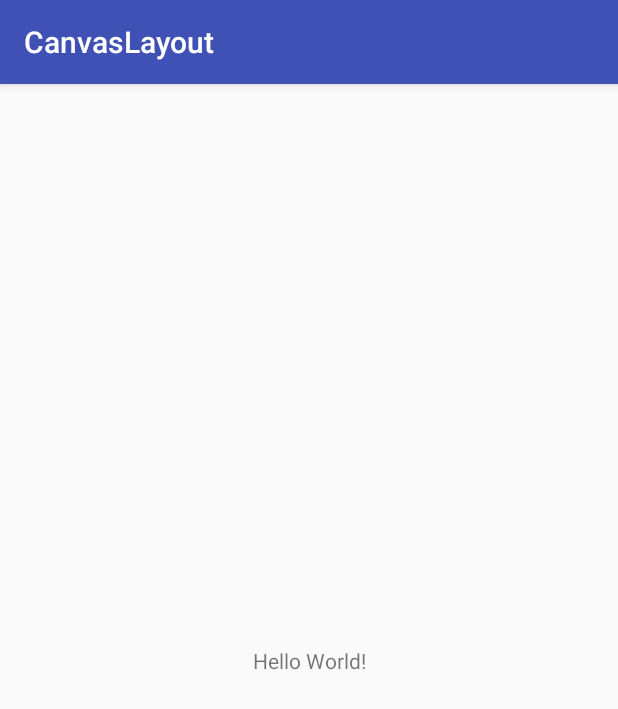
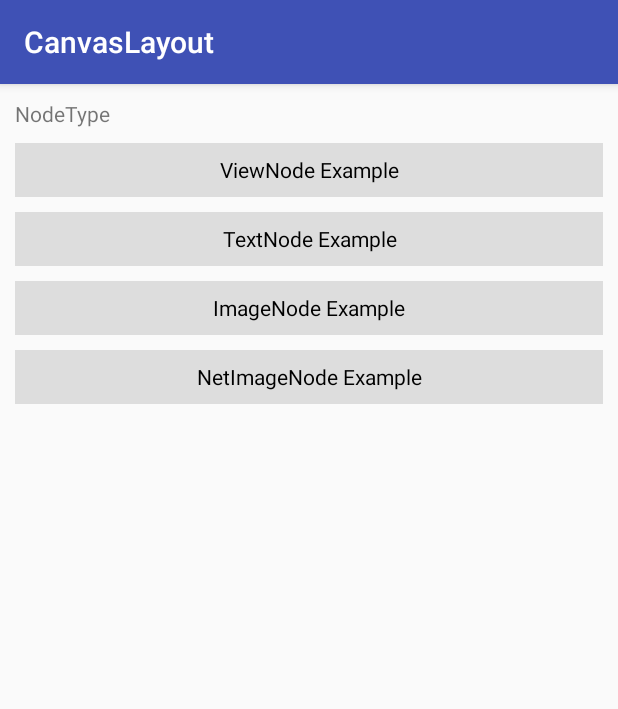
Before and after one commit to DannyCheung/CanvasLayout, an Android app: the screen it shows after launch (MainActivity), on a phone screen of 412 x 824 dp. Shown: the top 709 px of the screen. Run offline under Robolectric (Android 15) with nearby library versions, the phone set to English and light mode, and no system bars.

Commit message:
demo架构提交

```diff
--- a/app/src/main/java/com/dannycheung/canvaslayout/MainActivity.java
+++ b/app/src/main/java/com/dannycheung/canvaslayout/MainActivity.java
@@ -1,7 +1,14 @@
 package com.dannycheung.canvaslayout;
 
+import android.content.Intent;
 import android.support.v7.app.AppCompatActivity;
 import android.os.Bundle;
+import android.view.View;
+
+import com.dannycheung.canvaslayout.example.ImageNodeActivity;
+import com.dannycheung.canvaslayout.example.NetImageNodeActivity;
+import com.dannycheung.canvaslayout.example.TextNodeActivity;
+import com.dannycheung.canvaslayout.example.ViewNodeActivity;
 
 public class MainActivity extends AppCompatActivity {
 
@@ -9,5 +16,33 @@ public class MainActivity extends AppCompatActivity {
     protected void onCreate(Bundle savedInstanceState) {
         super.onCreate(savedInstanceState);
         setContentView(R.layout.activity_main);
+
+        findViewById(R.id.viewnode).setOnClickListener(nodeClickListener);
+        findViewById(R.id.textnode).setOnClickListener(nodeClickListener);
+        findViewById(R.id.imagenode).setOnClickListener(nodeClickListener);
+        findViewById(R.id.netimagenode).setOnClickListener(nodeClickListener);
+
     }
+
+    private View.OnClickListener nodeClickListener = new View.OnClickListener() {
+        @Override
+        public void onClick(View view) {
+            switch (view.getId()) {
+                case R.id.viewnode:
+                    startActivity(new Intent(MainActivity.this, ViewNodeActivity.class));
+                    break;
+                case R.id.textnode:
+                    startActivity(new Intent(MainActivity.this, TextNodeActivity.class));
+                    break;
+                case R.id.imagenode:
+                    startActivity(new Intent(MainActivity.this, ImageNodeActivity.class));
+                    break;
+                case R.id.netimagenode:
+                    startActivity(new Intent(MainActivity.this, NetImageNodeActivity.class));
+                    break;
+            }
+        }
+    };
+
+
 }
--- a/app/src/main/res/layout/activity_main.xml
+++ b/app/src/main/res/layout/activity_main.xml
@@ -1,18 +1,61 @@
 <?xml version="1.0" encoding="utf-8"?>
-<android.support.constraint.ConstraintLayout xmlns:android="http://schemas.android.com/apk/res/android"
+<LinearLayout xmlns:android="http://schemas.android.com/apk/res/android"
     xmlns:app="http://schemas.android.com/apk/res-auto"
     xmlns:tools="http://schemas.android.com/tools"
     android:layout_width="match_parent"
     android:layout_height="match_parent"
+    android:orientation="vertical"
+    android:padding="10dp"
     tools:context=".MainActivity">
 
     <TextView
         android:layout_width="wrap_content"
         android:layout_height="wrap_content"
-        android:text="Hello World!"
-        app:layout_constraintBottom_toBottomOf="parent"
-        app:layout_constraintLeft_toLeftOf="parent"
-        app:layout_constraintRight_toRightOf="parent"
-        app:layout_constraintTop_toTopOf="parent" />
+        android:layout_marginBottom="10dp"
+        android:text="NodeType" />
 
-</android.support.constraint.ConstraintLayout>
+    <TextView
+        android:id="@+id/viewnode"
+        android:layout_width="match_parent"
+        android:layout_height="36dp"
+        android:layout_marginBottom="10dp"
+        android:background="#dddddd"
+        android:gravity="center"
+        android:text="ViewNode Example"
+        android:textColor="#000000"
+        android:textSize="14dp" />
+
+    <TextView
+        android:id="@+id/textnode"
+        android:layout_width="match_parent"
+        android:layout_height="36dp"
+        android:layout_marginBottom="10dp"
+        android:background="#dddddd"
+        android:gravity="center"
+        android:text="TextNode Example"
+        android:textColor="#000000"
+        android:textSize="14dp" />
+
+    <TextView
+        android:id="@+id/imagenode"
+        android:layout_width="match_parent"
+        android:layout_height="36dp"
+        android:layout_marginBottom="10dp"
+        android:background="#dddddd"
+        android:gravity="center"
+        android:text="ImageNode Example"
+        android:textColor="#000000"
+        android:textSize="14dp" />
+
+    <TextView
+        android:id="@+id/netimagenode"
+        android:layout_width="match_parent"
+        android:layout_height="36dp"
+        android:layout_marginBottom="10dp"
+        android:background="#dddddd"
+        android:gravity="center"
+        android:text="NetImageNode Example"
+        android:textColor="#000000"
+        android:textSize="14dp" />
+
+</LinearLayout>
```
Also changed, not shown: app/src/main/AndroidManifest.xml (+13 -0 lines), app/src/main/java/com/dannycheung/canvaslayout/example/ImageNodeActivity.java (added, +42 -0 lines), app/src/main/java/com/dannycheung/canvaslayout/example/NetImageNodeActivity.java (added, +41 -0 lines), app/src/main/java/com/dannycheung/canvaslayout/example/TextNodeActivity.java (added, +41 -0 lines), app/src/main/java/com/dannycheung/canvaslayout/example/ViewNodeActivity.java (added, +41 -0 lines).
